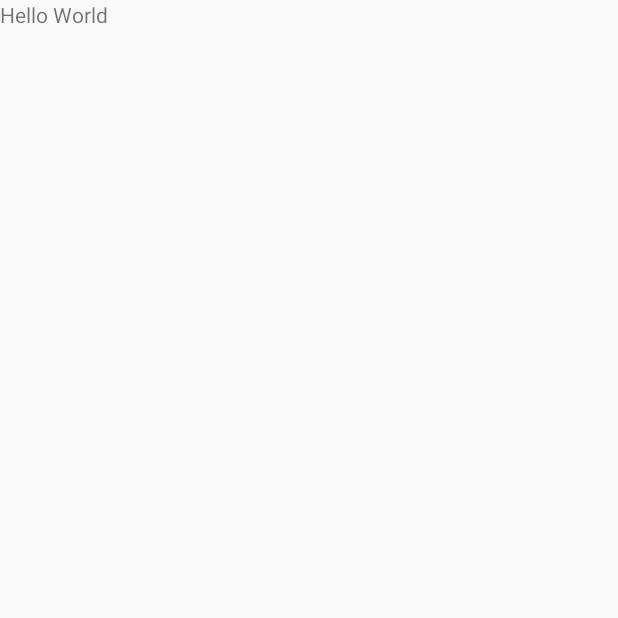
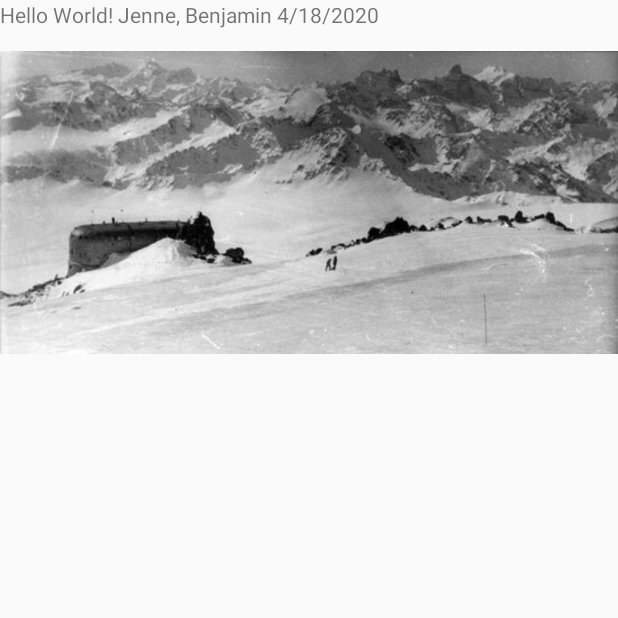
Before and after one commit to Benjamin-Jenne/AD340Assignment, an Android app: the screen it shows after launch (MainActivity), on a phone screen of 412 x 824 dp, the top half of it. Before the commit the part shown is almost empty. Run offline under Robolectric (Android 15) with nearby library versions, the phone set to English and light mode, and no system bars.

Commit message:
I added an image

```diff
--- a/app/src/main/res/layout/activity_main.xml
+++ b/app/src/main/res/layout/activity_main.xml
@@ -12,5 +12,9 @@
         android:text="@string/hello_world"
         android:id="@+id/hello_world"/>
 
+    <ImageView
+        android:layout_width="fill_parent"
+        android:layout_height="wrap_content"
+        android:src="@drawable/example020" />
 
 </androidx.coordinatorlayout.widget.CoordinatorLayout>
--- a/app/src/main/res/values/strings.xml
+++ b/app/src/main/res/values/strings.xml
@@ -6,7 +6,8 @@
     <string name="second_fragment_label">Second Fragment</string>
     <string name="next">Next</string>
     <string name="previous">Previous</string>
-    <string name="hello_world">Hello World</string>
+    <string name="hello_world">Hello World! Jenne, Benjamin 4/18/2020</string>
+    <string name="image_description">High altitude hotel on Mt Elbrus</string>
 
     <string name="hello_first_fragment">Hello first fragment</string>
     <string name="hello_second_fragment">Hello second fragment. Arg: %1$s</string>
```
Also changed, not shown: app/src/main/res/drawable/example020.jpg (added).
